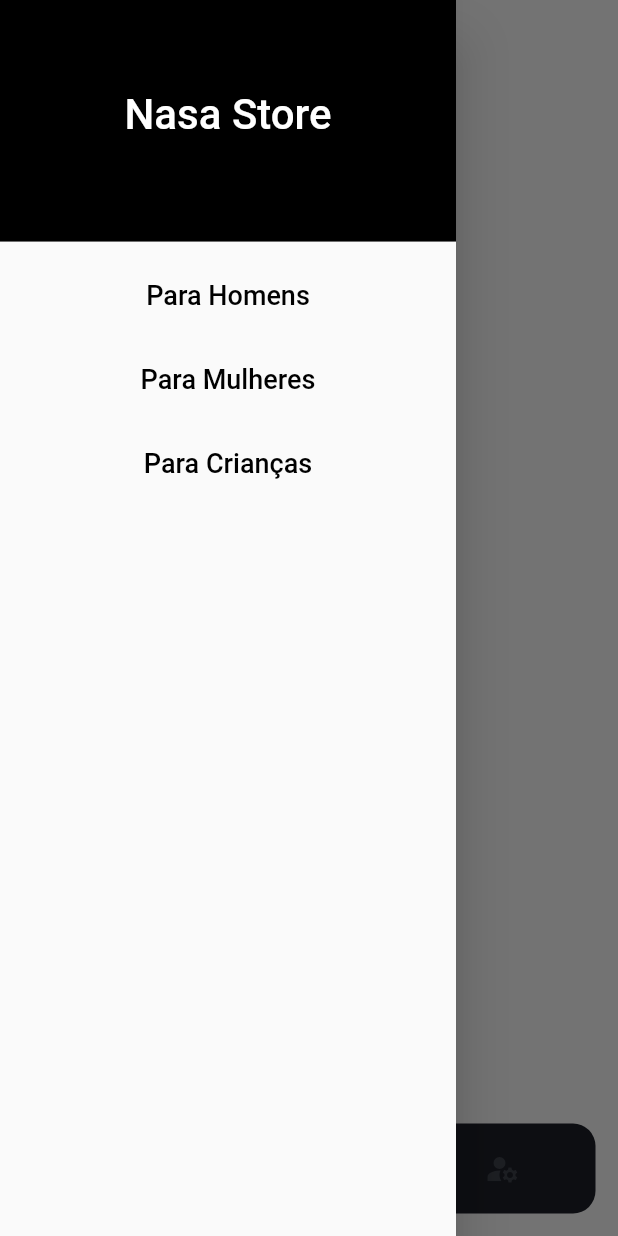
After one commit to LucasFerreira14/LojaAC4, a Flutter app: the screen it shows after launch, in the side drawer, after a tap on the "menu" icon, on a phone screen of 412 x 824 dp. The commit adds this screen. Run offline on Flutter 3.47's test engine with Material 2 defaults, Android fonts, the light colour scheme and no system bars; network calls fail.

Commit message:
alterações

```diff
--- a/app_ac4/lib/main.dart
+++ b/app_ac4/lib/main.dart
@@ -1,8 +1,8 @@
 //@dart=2.9
+import 'package:app_ac4/modules/home/home.dart';
 import 'package:flutter/material.dart';
-import 'package:app_ac4/home.dart';
 
 void main() => runApp(MaterialApp(
-      home: home(),
+      home: Home(),
       debugShowCheckedModeBanner: false,
     ));
--- /dev/null
+++ b/app_ac4/lib/modules/home/home.dart
@@ -0,0 +1,195 @@
+import 'package:app_ac4/modules/home/main_page.dart';
+import 'package:app_ac4/shared/themes/colors/app_colors.dart';
+import 'package:app_ac4/shared/widgets/bottom_nav.dart';
+import 'package:flutter/material.dart';
+import 'package:http/http.dart' as http;
+import 'dart:async' as async;
+import 'dart:convert';
+
+class Home extends StatefulWidget {
+  @override
+  _HomeState createState() => _HomeState();
+}
+
+class _HomeState extends State<Home> {
+  List _selecao = [];
+
+  Future<dynamic> _showAll() async {
+    http.Response response =
+        await http.get("https://aw-loja-api.herokuapp.com/produtos/");
+    List<dynamic> retorno = json.decode(response.body);
+
+    return retorno;
+  }
+
+  Future<dynamic> _filter(item, filtro) async {
+    http.Response response =
+        await http.get("https://aw-loja-api.herokuapp.com/produtos/");
+    List<dynamic> retorno = json.decode(response.body);
+
+    List _resultado = retorno.where((i) => i[item] == filtro).toList();
+
+    return _resultado;
+  }
+
+  void _showAllItens() async {
+    List _allItens = await _showAll();
+
+    setState(() {
+      _selecao = _allItens;
+    });
+  }
+
+  void _roupasDeHomem() async {
+    List _roupasHomem = await _filter("categoria", "masculino");
+
+    for (var produto in _roupasHomem) {
+      print(produto["id"]);
+    }
+
+    setState(() {
+      _selecao = _roupasHomem;
+    });
+
+    Navigator.pop(context);
+  }
+
+  void _roupasDeMulher() async {
+    List _roupasMulher = await _filter("categoria", "feminino");
+
+    for (var produto in _roupasMulher) {
+      print(produto["id"]);
+    }
+
+    setState(() {
+      _selecao = _roupasMulher;
+    });
+
+    Navigator.pop(context);
+  }
+
+  void _listaDeJoias() async {
+    List _listaJoias = await _filter("categoria", "infantil");
+
+    for (var produto in _listaJoias) {
+      print(produto["id"]);
+    }
+
+    setState(() {
+      _selecao = _listaJoias;
+    });
+
+    Navigator.pop(context);
+  }
+
+  final _scaffoldKey = new GlobalKey<ScaffoldState>();
+
+  void initState() {
+    super.initState();
+    WidgetsBinding.instance!.addPostFrameCallback((_) => _showAllItens());
+  }
+
+  List<Widget> _createChildren() {
+    return List<Widget>.generate(_selecao.length, (int index) {
+      return Text(_selecao[index].toString());
+    });
+  }
+
+  @override
+  Widget build(BuildContext context) {
+    return SafeArea(
+        child: Scaffold(
+            drawer: Drawer(
+              child: ListView(
+                padding: EdgeInsets.zero,
+                children: [
+                  const DrawerHeader(
+                    decoration: BoxDecoration(color: Colors.black),
+                    padding: EdgeInsets.only(top: 60),
+                    child: Text(
+                      "Nasa Store",
+                      style: TextStyle(color: Colors.white, fontSize: 28),
+                      textAlign: TextAlign.center,
+                    ),
+                  ),
+                  ListTile(
+                    title: const Text(
+                      "Para Homens",
+                      style: TextStyle(color: Colors.black, fontSize: 18),
+                      textAlign: TextAlign.center,
+                    ),
+                    onTap: () {
+                      _roupasDeHomem();
+                    },
+                  ),
+                  ListTile(
+                    title: const Text(
+                      "Para Mulheres",
+                      style: TextStyle(color: Colors.black, fontSize: 18),
+                      textAlign: TextAlign.center,
+                    ),
+                    onTap: () {
+                      _roupasDeMulher();
+                    },
+                  ),
+                  ListTile(
+                    title: const Text(
+                      "Para Crianças",
+                      style: TextStyle(color: Colors.black, fontSize: 18),
+                      textAlign: TextAlign.center,
+                    ),
+                    onTap: () {
+                      _listaDeJoias();
+                    },
+                  )
+                ],
+              ),
+            ),
+            key: _scaffoldKey,
+            appBar: AppBar(
+              leading: IconButton(
+                icon: Icon(Icons.menu, size: 30),
+                onPressed: () => _scaffoldKey.currentState!.openDrawer(),
+              ),
+              backgroundColor: Colors.transparent,
+              shadowColor: Colors.transparent,
+              iconTheme: IconThemeData(color: Colors.black, size: 100),
+            ),
+            body: SingleChildScrollView(
+              child: Column(
+                children: <Widget>[
+                  for (var item in _selecao) Itens(item: item),
+                ],
+              ),
+            ),
+            bottomNavigationBar: Padding(
+              padding: const EdgeInsets.all(15.0),
+              child: Container(
+                decoration: BoxDecoration(
+                    color: AppColors.grayishBlue,
+                    borderRadius: BorderRadius.circular(15)),
+                height: 60,
+                child: Row(
+                    mainAxisAlignment: MainAxisAlignment.spaceEvenly,
+                    children: [
+                      IconButton(
+                          onPressed: () {},
+                          icon: Icon(Icons.home),
+                          color: AppColors.orange),
+                      IconButton(
+                          onPressed: () {},
+                          icon: Icon(Icons.search),
+                          color: AppColors.lightGrayishBlue),
+                      IconButton(
+                          onPressed: () {},
+                          icon: Icon(Icons.favorite),
+                          color: AppColors.lightGrayishBlue),
+                      IconButton(
+                          onPressed: () {},
+                          icon: Icon(Icons.manage_accounts),
+                          color: AppColors.lightGrayishBlue),
+                    ]),
+              ),
+            )));
+  }
+}
--- /dev/null
+++ b/app_ac4/lib/shared/themes/colors/app_colors.dart
@@ -0,0 +1,11 @@
+import 'package:flutter/cupertino.dart';
+
+class AppColors {
+  static final orange = Color(0xFFFE7A32);
+  static final grayishBlue = Color(0xFF1C1F28);
+  static final yellow = Color(0xFFE3F626);
+  static final lightGray = Color(0xFFF9F9F9);
+  static final fontColor = Color(0xFFCBCBCB);
+  static final lightGrayishBlue = Color(0XFF3E424B);
+  static final background = Color(0xffE8E8E8);
+}
--- a/app_ac4/pubspec.yaml
+++ b/app_ac4/pubspec.yaml
@@ -30,6 +30,7 @@ dependencies:
   cupertino_icons: ^0.1.2
   http: ^0.12.0
   flutter_staggered_grid_view: ^0.4.1
+  google_fonts: ^2.1.0
 
 dev_dependencies:
   flutter_test:
```
Also changed, not shown: app_ac4/lib/home.dart (deleted, +0 -162 lines), app_ac4/lib/main-page.dart (deleted, +0 -71 lines), app_ac4/lib/modules/home/main_page.dart (added, +88 -0 lines), app_ac4/lib/shared/widgets/bottom_nav.dart (added, +9 -0 lines), app_ac4/pubspec.lock.
